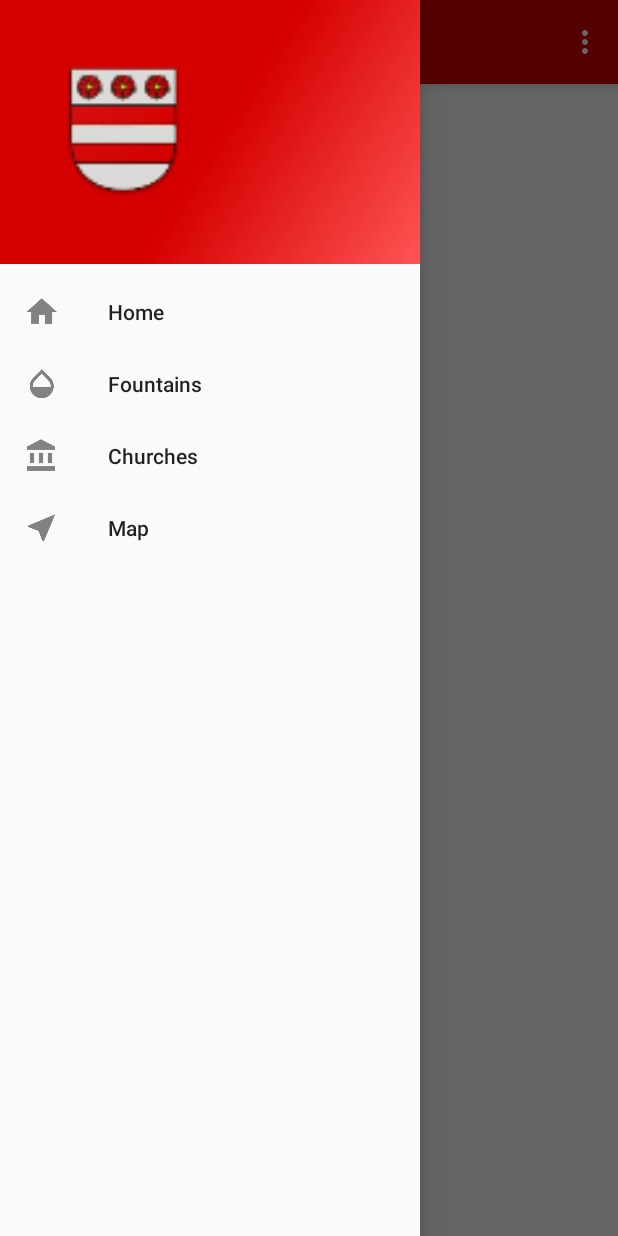
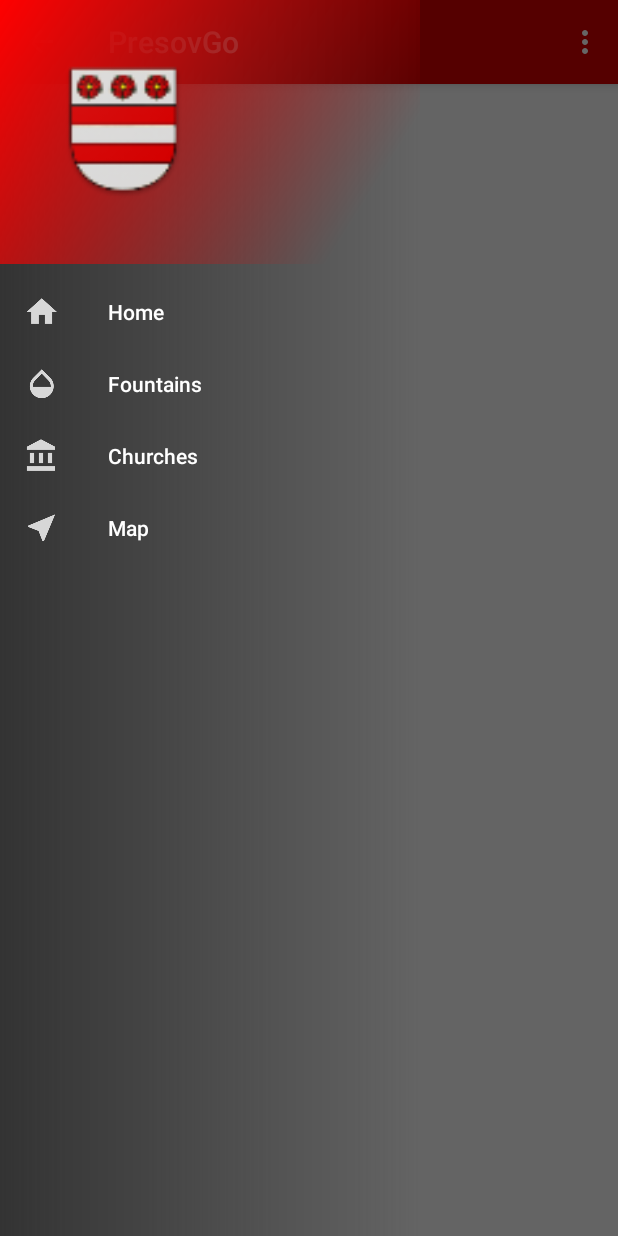
Before and after one commit to Sebion/PresovGo, an Android app: the screen it shows after launch (MainActivity), with the side drawer open, on a phone screen of 412 x 824 dp. Run offline under Robolectric (Android 15) with nearby library versions, the phone set to English and light mode, and no system bars; 1 statement that could not run was skipped.

Commit message:
transprentne menu

```diff
--- /dev/null
+++ b/app/src/main/res/drawable/menugradient.xml
@@ -0,0 +1,7 @@
+<shape xmlns:android="http://schemas.android.com/apk/res/android" android:shape="rectangle" >
+    <gradient
+        android:type="linear"
+        android:startColor="#00808080"
+        android:endColor="#FF333333"
+        android:angle="180"/>
+</shape>
--- a/app/src/main/res/drawable/side_nav_bar.xml
+++ b/app/src/main/res/drawable/side_nav_bar.xml
@@ -2,9 +2,9 @@
     android:shape="rectangle">
     <gradient
         android:type="linear"
-        android:centerX="52%"
-        android:startColor="#FFD50000"
-        android:centerColor="#FFD50000"
-        android:endColor="#FFFF5454"
-        android:angle="315"/>
+        android:centerX="16%"
+        android:startColor="#00ff0000"
+        android:centerColor="#00FF0000"
+        android:endColor="#FFff0000"
+        android:angle="135"/>
 </shape>
--- a/app/src/main/res/layout/activity_main.xml
+++ b/app/src/main/res/layout/activity_main.xml
@@ -14,11 +14,14 @@
         android:layout_height="match_parent" />
 
     <android.support.design.widget.NavigationView
+        android:background="@drawable/menugradient"
         android:id="@+id/nav_view"
         android:layout_width="wrap_content"
         android:layout_height="match_parent"
         android:layout_gravity="start"
         android:fitsSystemWindows="true"
+        app:itemTextColor="@android:color/white"
+        app:itemIconTint="@android:color/white"
         app:headerLayout="@layout/nav_header_main"
         app:menu="@menu/activity_main_drawer" />
 
```
